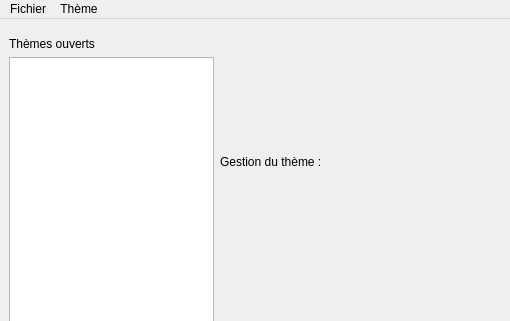
The window that ui/mainwindow.ui (SchawnnDev/ColorThemeManager) describes before a commit, drawn with Qt 5; both pictures show x 0 to 510 and y 0 to 321 of the 844 by 600 pixel window.
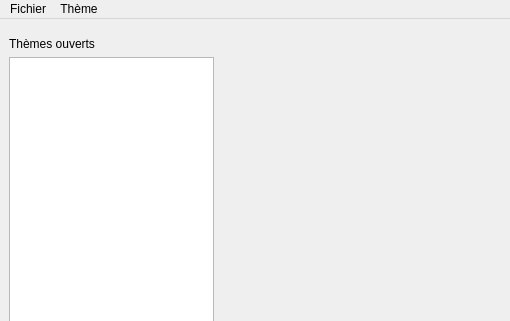
The same window after the commit. Custom widgets are drawn as their Qt base class.

Commit message: display message when no theme is selected

```diff
--- a/ui/mainwindow.ui
+++ b/ui/mainwindow.ui
@@ -33,24 +33,7 @@
      </layout>
     </item>
     <item>
-     <layout class="QVBoxLayout" name="verticalLayout">
-      <item>
-       <widget class="QLabel" name="label_2">
-        <property name="sizePolicy">
-         <sizepolicy hsizetype="Preferred" vsizetype="Minimum">
-          <horstretch>0</horstretch>
-          <verstretch>0</verstretch>
-         </sizepolicy>
-        </property>
-        <property name="text">
-         <string>Gestion du thème : &lt;nom&gt;</string>
-        </property>
-       </widget>
-      </item>
-      <item>
-       <widget class="ThemeEditor" name="widget" native="true"/>
-      </item>
-     </layout>
+     <widget class="ThemeEditor" name="widget" native="true"/>
     </item>
    </layout>
   </widget>
```
The commit also changes 5 other files.
